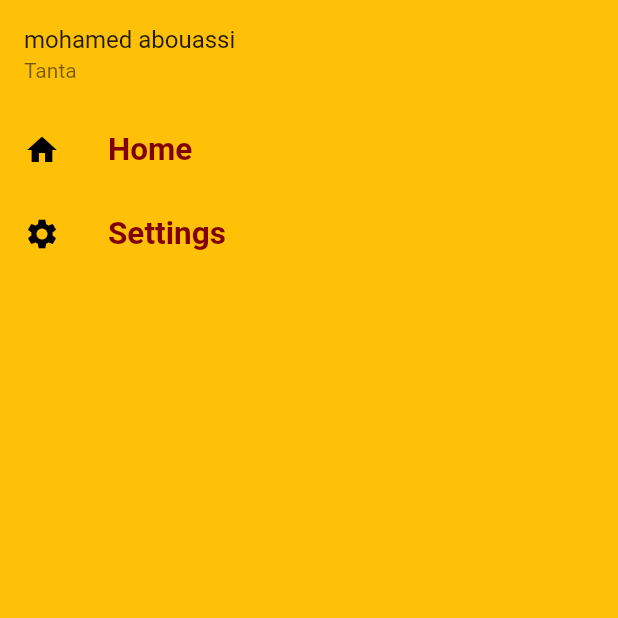
After one commit to Yami-G/AMIT-Project, a Flutter app: the screen it shows after launch, on a phone screen of 412 x 824 dp, the top half of it. The commit adds this screen. Run offline on Flutter 3.47's test engine with Material 2 defaults, Android fonts, the phone set to English and light mode, and no system bars; our stand-ins replace custom_navigation_bar, flutter_screenutil, font_awesome_flutter.

Commit message:
Navigation bar and some code fix

```diff
--- /dev/null
+++ b/lib/Screen/drawer_screen.dart
@@ -0,0 +1,57 @@
+import 'package:flutter/material.dart';
+
+class DrawerScreen extends StatelessWidget {
+  const DrawerScreen({Key? key}) : super(key: key);
+
+  @override
+  Widget build(BuildContext context) {
+    return Drawer(
+      backgroundColor: Colors.amber,
+      child: Column(
+        children: [
+          Stack(children: []),
+          ListTile(
+            title: Text('mohamed abouassi'),
+            subtitle: Text('Tanta'),
+          ),
+          ListTile(
+            leading: const Icon(
+              Icons.home,
+              color: Colors.black,
+            ),
+            title: const Text(
+              "Home",
+              style: TextStyle(
+                color: Color(0xff800000),
+                fontSize: 21,
+                fontWeight: FontWeight.w700,
+              ),
+            ),
+            onTap: () {
+// Handle your onTap event here
+              Navigator.pop(context);
+            },
+          ),
+          ListTile(
+            leading: const Icon(
+              Icons.settings,
+              color: Colors.black,
+            ),
+            title: const Text(
+              "Settings",
+              style: TextStyle(
+                color: Color(0xff800000),
+                fontSize: 21,
+                fontWeight: FontWeight.w700,
+              ),
+            ),
+            onTap: () {
+// Handle your onTap event here
+              Navigator.pop(context);
+            },
+          ),
+        ],
+      ),
+    );
+  }
+}
--- a/lib/main.dart
+++ b/lib/main.dart
@@ -2,6 +2,8 @@ import 'package:amit_course1/Screen/home_screen.dart';
 import 'package:amit_course1/Screen/sign_up_screen.dart';
 import 'package:flutter/material.dart';
 import 'package:flutter_screenutil/flutter_screenutil.dart';
+
+import 'Screen/drawer_screen.dart';
 
 void main() {
   runApp(const MyApp());
@@ -16,7 +18,7 @@ class MyApp extends StatelessWidget {
       builder: (context, child) {
         return MaterialApp(
           debugShowCheckedModeBanner: false,
-          home: SignUpScreen(),
+          home: DrawerScreen(),
         );
       },
     );
```
